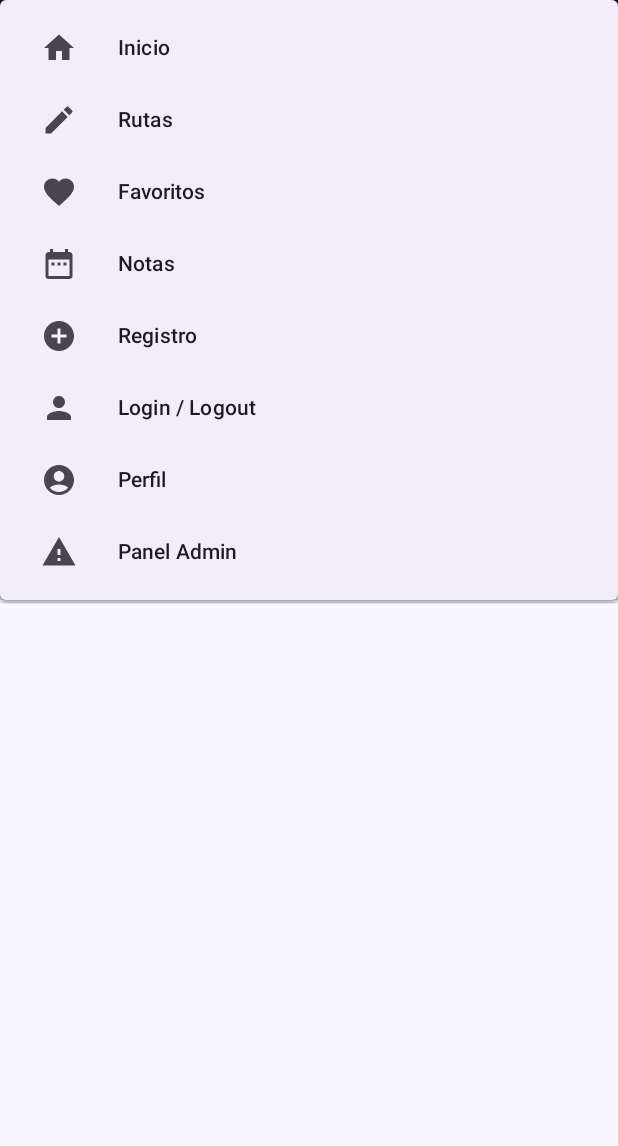
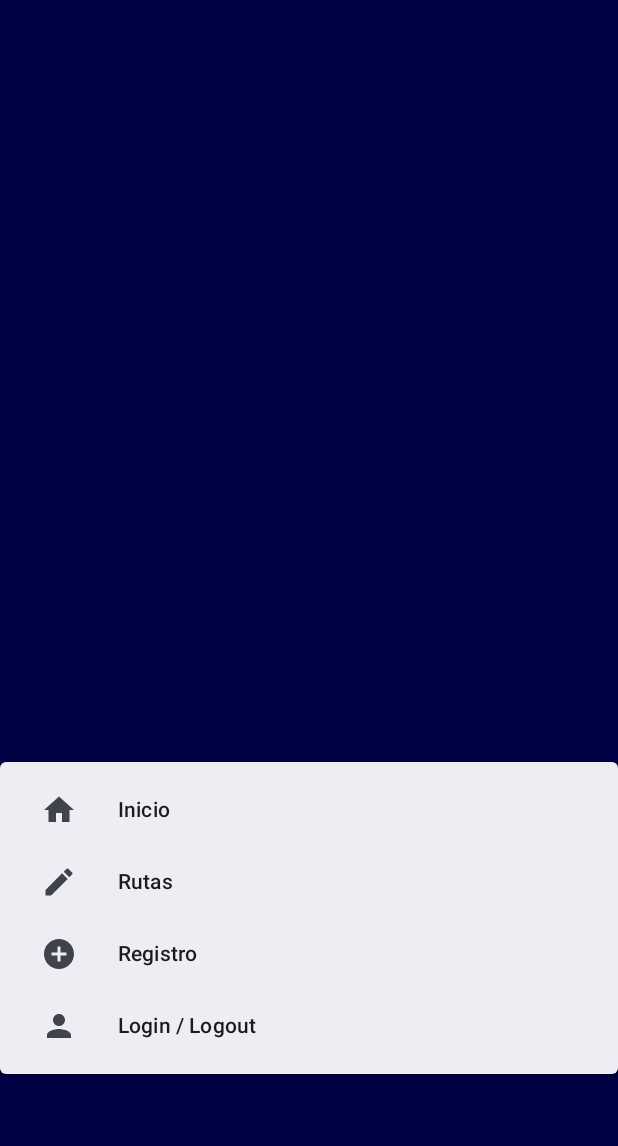
Before and after one commit to maxtheprogrammer98/ArtMaster, an Android app built with Jetpack Compose: the screen it shows after launch (MainActivity), after a tap on "icono menu", on a phone screen of 412 x 824 dp, the part 90-1236 px from its top. Run offline under Robolectric (Android 15) with nearby library versions, the light colour scheme and no system bars; our stand-ins replace Firebase (no records; nobody signed in at launch, a user with empty details on screens opened directly).

Commit message:
Prueba
Experimentando como mostrar solo determinadas secciones en el menu de acuerdo al rol del usuario (admin / user / visitante)

```diff
--- a/AndroidApp/app/build.gradle.kts
+++ b/AndroidApp/app/build.gradle.kts
@@ -48,7 +48,6 @@ android {
 }
 
 dependencies {
-
     implementation("androidx.core:core-ktx:1.12.0")
     implementation("androidx.lifecycle:lifecycle-runtime-ktx:2.6.2")
     implementation("androidx.activity:activity-compose:1.8.0")
@@ -69,4 +68,6 @@ dependencies {
     implementation(platform("com.google.firebase:firebase-bom:32.5.0"))
     implementation("com.google.firebase:firebase-analytics")
     implementation("com.google.firebase:firebase-auth-ktx")
+    implementation("com.google.android.gms:play-services-auth:20.7.0")
+    implementation("com.google.firebase:firebase-firestore")
 }
--- a/AndroidApp/app/src/main/java/com/example/artmaster/MainActivity.kt
+++ b/AndroidApp/app/src/main/java/com/example/artmaster/MainActivity.kt
@@ -2,6 +2,7 @@ package com.example.artmaster
 
 import android.content.Intent
 import android.os.Bundle
+import android.util.Log
 import android.widget.Toast
 import androidx.activity.ComponentActivity
 import androidx.activity.compose.setContent
@@ -33,6 +34,7 @@ import androidx.compose.material3.IconButton
 import androidx.compose.material3.MaterialTheme
 import androidx.compose.material3.NavigationBar
 import androidx.compose.material3.NavigationBarItem
+import androidx.compose.material3.NavigationDrawerItemColors
 import androidx.compose.material3.Surface
 import androidx.compose.material3.Text
 import androidx.compose.material3.TopAppBar
@@ -43,28 +45,42 @@ import androidx.compose.runtime.mutableStateOf
 import androidx.compose.runtime.remember
 import androidx.compose.runtime.setValue
 import androidx.compose.ui.Modifier
+import androidx.compose.ui.graphics.Color
 import androidx.compose.ui.res.colorResource
 import androidx.compose.ui.res.painterResource
 import androidx.compose.ui.res.stringResource
 import androidx.compose.ui.text.style.TextAlign
+import androidx.compose.ui.tooling.preview.Preview
 import androidx.compose.ui.unit.dp
 import com.example.artmaster.graphicElements.itemsGenerator
 import com.example.artmaster.login.Login
 import com.example.artmaster.register.RegisterActivity
 import com.example.artmaster.ui.theme.ArtMasterTheme
+import com.google.android.gms.tasks.OnCompleteListener
+import com.google.android.gms.tasks.OnSuccessListener
+import com.google.android.gms.tasks.Task
+import com.google.firebase.auth.ktx.auth
+import com.google.firebase.firestore.DocumentSnapshot
+import com.google.firebase.firestore.ktx.firestore
+import com.google.firebase.ktx.Firebase
 
 open class MainActivity : ComponentActivity() {
     override fun onCreate(savedInstanceState: Bundle?) {
+        // retrieves user's role in order to display the menu according to his/her privileges
+        getCurrentUserFB()
         super.onCreate(savedInstanceState)
         setContent {
             ArtMasterTheme {
                 // A surface container using the 'background' color from the theme
                 Surface(modifier = Modifier.fillMaxSize(), color = MaterialTheme.colorScheme.background){
-                }
-            }
                     TobBarMain()
                 }
             }
+        }
+    }
+
+    //user's role (visitor / user / admin)
+    var usersRole = ""
 
     @Composable
     fun AddHeader(){
@@ -86,6 +102,7 @@ open class MainActivity : ComponentActivity() {
     @Composable
     //@Preview
     fun TobBarMain(){
+
         // 1 - creating flag variable to toggle menu
         var expanded by remember {
             mutableStateOf(false)
@@ -95,52 +112,68 @@ open class MainActivity : ComponentActivity() {
         val inicioOption = itemsGenerator(
             stringResource(id = R.string.inicio),
             stringResource(id = R.string.inicio),
-            Icons.Filled.Home
+            Icons.Filled.Home,
+            false,
+            true
         )
 
         val rutasOption = itemsGenerator(
             stringResource(id = R.string.rutas),
             stringResource(id = R.string.rutas),
-            Icons.Filled.Create
+            Icons.Filled.Create,
+            false,
+            true
         )
 
         val favsOption = itemsGenerator(
             stringResource(id = R.string.favoritos),
             stringResource(id = R.string.favoritos),
-            Icons.Filled.Favorite
+            Icons.Filled.Favorite,
+            false,
+            false
         )
 
         val notasOption = itemsGenerator(
             stringResource(id = R.string.notas),
             stringResource(id = R.string.notas),
-            Icons.Filled.DateRange
+            Icons.Filled.DateRange,
+            false,
+            false
         )
 
         val loginOption = itemsGenerator(
             stringResource(id = R.string.login),
             stringResource(id = R.string.login),
-            Icons.Filled.Person
+            Icons.Filled.Person,
+            false,
+            true
         )
 
         val registroOption = itemsGenerator(
             stringResource(id = R.string.registro),
             stringResource(id = R.string.registro),
-            Icons.Filled.AddCircle
+            Icons.Filled.AddCircle,
+            false,
+            true
         )
 
         val perfilOption = itemsGenerator(
             stringResource(id = R.string.perfil),
             stringResource(id = R.string.perfil),
-            Icons.Filled.AccountCircle
+            Icons.Filled.AccountCircle,
+            false,
+            false
         )
 
         val adminOption = itemsGenerator(
             stringResource(id = R.string.panel_admin),
             stringResource(id = R.string.panel_admin),
-            Icons.Filled.Warning
+            Icons.Filled.Warning,
+            true,
+            false
         )
 
-        // list that containing all the menu options
+        // list that containing all the menu options (admin / users)
         val allMenuOptions = listOf<itemsGenerator>(inicioOption,
             rutasOption,
             favsOption,
@@ -187,6 +220,8 @@ open class MainActivity : ComponentActivity() {
                 modifier = Modifier
                     .fillMaxWidth()){
                 //dynamically created options
+                if (usersRole.equals("admin")){
+                    // all sections displayed
                     allMenuOptions.forEach {
                             option -> DropdownMenuItem(
                         leadingIcon = {
@@ -202,6 +237,44 @@ open class MainActivity : ComponentActivity() {
                             validateSelecOption(option.name)
                         }
                         )
+                    }
+                }else if(usersRole.equals("user")){
+                    // the admin panel is not shown
+                    allMenuOptions.filter { !it.onlyAdmin }.forEach { option ->
+                        DropdownMenuItem(
+                            leadingIcon = {
+                                Icon(
+                                    imageVector = option.icon ,
+                                    contentDescription = option.contentDescription,
+                                    modifier = Modifier.padding(15.dp, 0.dp))
+                            },
+                            text = {
+                                Text(text = option.name);
+                            },
+                            onClick = {
+                                validateSelecOption(option.name)
+                            }
+                        )
+                    }
+                } else{
+                    // displays only the sections available for visitors
+                    allMenuOptions.filter {it.visitorCanAccess }.forEach { option ->
+                        DropdownMenuItem(
+                            leadingIcon = {
+                                Icon(
+                                    imageVector = option.icon ,
+                                    contentDescription = option.contentDescription,
+                                    modifier = Modifier.padding(15.dp, 0.dp))
+                            },
+                            text = {
+                                Text(text = option.name);
+                            },
+                            onClick = {
+                                validateSelecOption(option.name)
+                            }
+                        )
+                    }
+
                 }
             }
         }
@@ -231,23 +304,30 @@ open class MainActivity : ComponentActivity() {
 
     @OptIn(ExperimentalMaterial3Api::class)
     @Composable
+    @Preview
     fun BottomBar(){
         // 1 - creating object items
         val itemInicio = itemsGenerator(
             "inicio",
             "seccion inicio",
-            Icons.Filled.Home)
+            Icons.Filled.Home,
+            false,
+            true)
 
         val itemFavs = itemsGenerator(
             "favs",
             "seccion favoritos",
-            Icons.Filled.Favorite
+            Icons.Filled.Favorite,
+            false,
+            false
         )
 
         val itemRutas = itemsGenerator(
             "rutas",
             "seccion rutas",
-            Icons.Filled.Create
+            Icons.Filled.Create,
+            false,
+            true
         )
 
         // 2 - storing items in arrayList (to iterate it later on)
@@ -262,29 +342,71 @@ open class MainActivity : ComponentActivity() {
         NavigationBar(
             modifier = Modifier
                 .fillMaxWidth()
-                .wrapContentSize()
-                .background(colorResource(id = R.color.dark_blue)),
+                .wrapContentSize(),
+            containerColor = colorResource(id = R.color.dark_blue)
         ){
             sectionsApp.forEach {
                     section -> NavigationBarItem(
                         selected = screenSelected.any { it.name == section.name },
-                onClick = {  },
+                        onClick = { },
                         icon = {
                         Icon(
                             imageVector = section.icon,
-                        contentDescription = section.contentDescription,
-                        tint = colorResource(id = R.color.white))
+                            contentDescription = section.contentDescription)
                         },
                         label = {
                             Text(
                                 text = section.name,
-                        color = colorResource(id = R.color.white))
+                                color = Color.White)
                         }
                 )
             }
 
         }
 
+    }
 
+    /**
+     * obtains the current user (if already signed in)
+     */
+    fun getCurrentUserFB(){
+        // instancing firebase auth
+        val user = Firebase.auth.currentUser
+        // gettind user's ID
+        var userID = ""
+        // if user is signed in
+        if(user != null){
+            user.let {
+                userID = user.uid
+                isAdmin(userID)}
+        } else{
+            usersRole = "visitor"
         }
     }
+
+    /**
+     * determines whether the user is an admin in order to enable him to acess to the admin panel
+     */
+    fun isAdmin(userID : String){
+        // instanciating DB
+        val db = Firebase.firestore
+        // creating document reference
+        val docRef = db.collection("usuarios").document(userID)
+        // GET REQUEST
+        docRef.get()
+            .addOnSuccessListener { OnSuccessListener<DocumentSnapshot> {
+                documentSnapshot ->
+                    if (documentSnapshot.exists()){
+                        val isUserAdmin = documentSnapshot.getBoolean("isAdmin")
+                        // extracting user's role
+                        if (isUserAdmin == true){
+                            usersRole = "admin"
+                        } else {
+                            usersRole = "user"
+                        }
+                    } else {
+                        Log.i("firestore", "error al conectar con BD")
+                    }
+            } }
+    }
+}
--- a/AndroidApp/app/src/main/java/com/example/artmaster/graphicElements/itemsGenerator.kt
+++ b/AndroidApp/app/src/main/java/com/example/artmaster/graphicElements/itemsGenerator.kt
@@ -6,5 +6,7 @@ import androidx.compose.ui.graphics.vector.ImageVector
 data class itemsGenerator(
     val name:String,
     val contentDescription:String,
-    val icon:ImageVector
+    val icon:ImageVector,
+    val onlyAdmin:Boolean,
+    val visitorCanAccess:Boolean
 )
```
Also changed, not shown: AndroidApp/app/src/main/AndroidManifest.xml (+5 -7 lines), AndroidApp/app/src/main/java/com/example/artmaster/login/Login.kt (+8 -3 lines), AndroidApp/app/src/main/java/com/example/artmaster/login/Logout.kt (added, +11 -0 lines), AndroidApp/app/src/main/java/com/example/artmaster/ui/theme/Color.kt (line endings or trailing spaces). Lines whose indentation alone changed are shown as unchanged.
